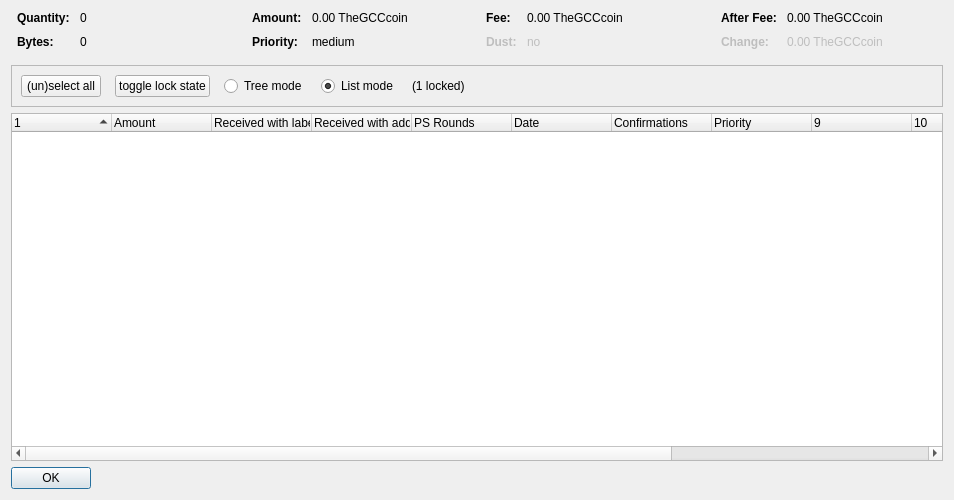
This is src/qt/forms/coincontroldialog.ui in TheGCCcoin/global-cryptocurrency as Qt 5 draws it before an edit. The edited form follows.
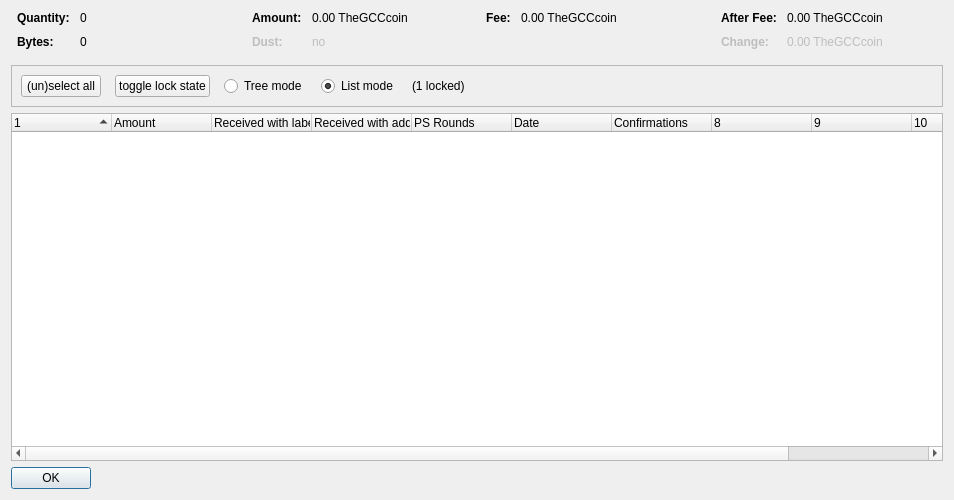
This is the edited form. Custom widgets are drawn as their Qt base class.

Patch:
```diff
--- a/src/qt/forms/coincontroldialog.ui
+++ b/src/qt/forms/coincontroldialog.ui
@@ -140,7 +140,10 @@
         </widget>
        </item>
        <item row="1" column="0">
-        <widget class="QLabel" name="labelCoinControlPriorityText">
+        <widget class="QLabel" name="labelCoinControlLowOutputText">
+         <property name="enabled">
+          <bool>false</bool>
+         </property>
          <property name="font">
           <font>
            <weight>75</weight>
@@ -148,12 +151,15 @@
           </font>
          </property>
          <property name="text">
-          <string>Priority:</string>
+          <string>Dust:</string>
          </property>
         </widget>
        </item>
        <item row="1" column="1">
-        <widget class="QLabel" name="labelCoinControlPriority">
+        <widget class="QLabel" name="labelCoinControlLowOutput">
+         <property name="enabled">
+          <bool>false</bool>
+         </property>
          <property name="cursor">
           <cursorShape>IBeamCursor</cursorShape>
          </property>
@@ -161,7 +167,7 @@
           <enum>Qt::ActionsContextMenu</enum>
          </property>
          <property name="text">
-          <string>medium</string>
+          <string notr="true">no</string>
          </property>
          <property name="textInteractionFlags">
           <set>Qt::LinksAccessibleByMouse|Qt::TextSelectableByKeyboard|Qt::TextSelectableByMouse</set>
@@ -213,41 +219,6 @@
          </property>
         </widget>
        </item>
-       <item row="1" column="0">
-        <widget class="QLabel" name="labelCoinControlLowOutputText">
-         <property name="enabled">
-          <bool>false</bool>
-         </property>
-         <property name="font">
-          <font>
-           <weight>75</weight>
-           <bold>true</bold>
-          </font>
-         </property>
-         <property name="text">
-          <string>Dust:</string>
-         </property>
-        </widget>
-       </item>
-       <item row="1" column="1">
-        <widget class="QLabel" name="labelCoinControlLowOutput">
-         <property name="enabled">
-          <bool>false</bool>
-         </property>
-         <property name="cursor">
-          <cursorShape>IBeamCursor</cursorShape>
-         </property>
-         <property name="contextMenuPolicy">
-          <enum>Qt::ActionsContextMenu</enum>
-         </property>
-         <property name="text">
-          <string>no</string>
-         </property>
-         <property name="textInteractionFlags">
-          <set>Qt::LinksAccessibleByMouse|Qt::TextSelectableByKeyboard|Qt::TextSelectableByMouse</set>
-         </property>
-        </widget>
-       </item>
       </layout>
      </item>
      <item>
@@ -447,7 +418,7 @@
       <bool>false</bool>
      </property>
      <property name="columnCount">
-      <number>13</number>
+      <number>11</number>
      </property>
      <attribute name="headerShowSortIndicator" stdset="0">
       <bool>true</bool>
@@ -493,16 +464,6 @@
        <string>Confirmed</string>
       </property>
      </column>
-     <column>
-      <property name="text">
-       <string>Priority</string>
-      </property>
-     </column>
-     <column>
-      <property name="text">
-       <string/>
-      </property>
-     </column>
      <column>
       <property name="text">
        <string/>
```
